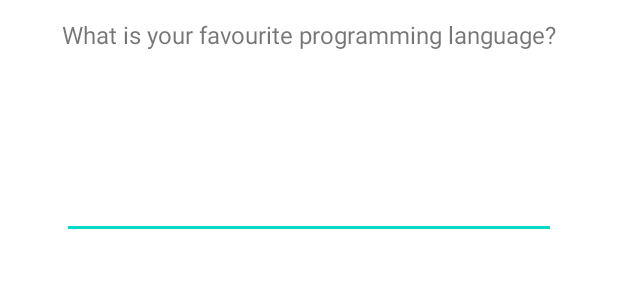
After one commit to rajesh-pujari-improve10x/Android-Widgets, an Android app: the layout activity_auto_complete_text_view.xml on its own in the app's theme, with its tools: preview values and no code run, on a phone screen of 412 x 824 dp. The commit adds this screen. Shown: the top 300 px of the screen. Run offline under Robolectric (Android 15) with nearby library versions, the phone set to English and light mode, and no system bars.

Commit message:
I Created AutoCompleteTextViewActivity, and implemented functionality

```diff
--- /dev/null
+++ b/app/src/main/res/layout/activity_auto_complete_text_view.xml
@@ -0,0 +1,28 @@
+<?xml version="1.0" encoding="utf-8"?>
+<androidx.constraintlayout.widget.ConstraintLayout xmlns:android="http://schemas.android.com/apk/res/android"
+    xmlns:app="http://schemas.android.com/apk/res-auto"
+    xmlns:tools="http://schemas.android.com/tools"
+    android:layout_width="match_parent"
+    android:layout_height="match_parent"
+    tools:context=".AutoCompleteTextViewActivity">
+
+    <TextView
+        android:id="@+id/textView6"
+        android:layout_width="wrap_content"
+        android:layout_height="wrap_content"
+        android:layout_marginTop="12dp"
+        android:text="What is your favourite programming language?"
+        android:textSize="16sp"
+        app:layout_constraintEnd_toEndOf="parent"
+        app:layout_constraintStart_toStartOf="parent"
+        app:layout_constraintTop_toTopOf="parent" />
+
+    <AutoCompleteTextView
+        android:id="@+id/auto_complete_text_view"
+        android:layout_width="0dp"
+        android:layout_height="wrap_content"
+        android:layout_marginTop="80dp"
+        app:layout_constraintEnd_toEndOf="@+id/textView6"
+        app:layout_constraintStart_toStartOf="@+id/textView6"
+        app:layout_constraintTop_toBottomOf="@+id/textView6" />
+</androidx.constraintlayout.widget.ConstraintLayout>
```
Also changed, not shown: app/src/main/AndroidManifest.xml (+7 -0 lines), app/src/main/java/com/improve10x/myapplication/AutoCompleteTextViewActivity.java (added, +31 -0 lines), app/src/main/java/com/improve10x/myapplication/MainActivity.java (+8 -0 lines), app/src/main/res/layout/activity_main.xml (+7 -1 lines).
